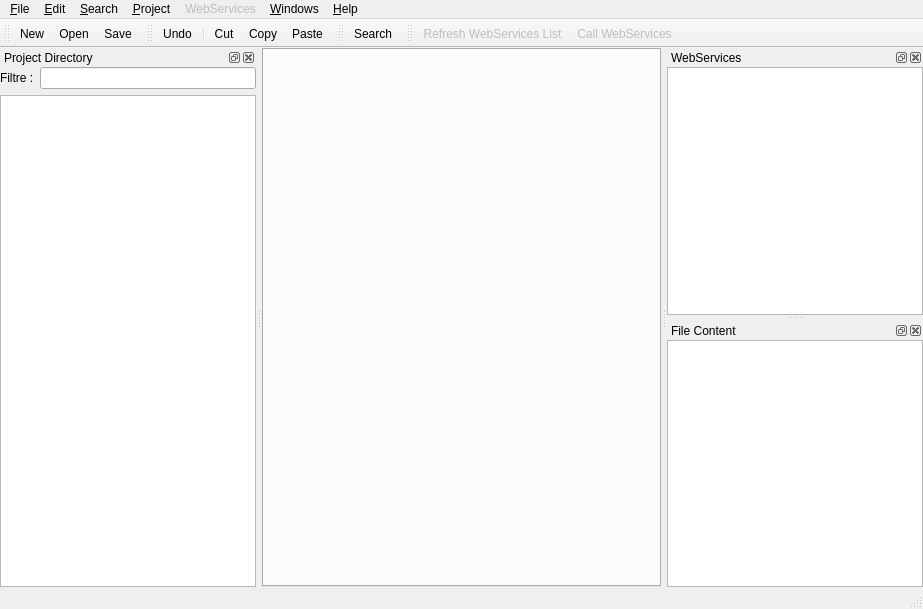
Qt form ui/mainform.ui (phoenix741/xinx) before a commit.
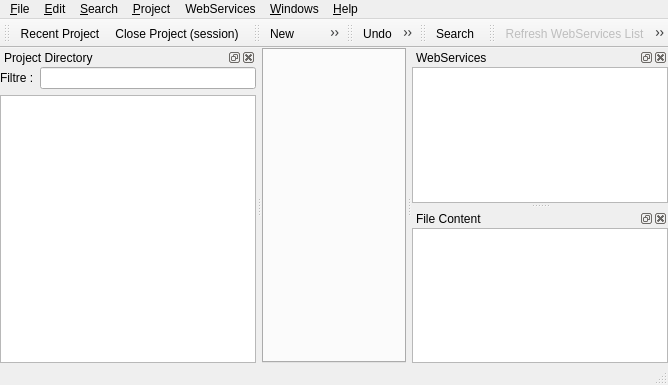
The same form after that commit. Icons and pictures are not drawn. Custom widgets are drawn as their Qt base class.

Commit message: Modifications de l'interface graphique

Diff of the .ui file:
```diff
--- a/ui/mainform.ui
+++ b/ui/mainform.ui
@@ -5,8 +5,8 @@
    <rect>
     <x>0</x>
     <y>0</y>
-    <width>923</width>
-    <height>609</height>
+    <width>668</width>
+    <height>385</height>
    </rect>
   </property>
   <property name="windowTitle" >
@@ -21,7 +21,7 @@
      <number>0</number>
     </property>
     <property name="spacing" >
-     <number>0</number>
+     <number>6</number>
     </property>
     <item row="0" column="0" >
      <widget class="TabEditor" name="m_tabEditors" />
@@ -33,8 +33,8 @@
     <rect>
      <x>0</x>
      <y>0</y>
-     <width>923</width>
-     <height>29</height>
+     <width>668</width>
+     <height>19</height>
     </rect>
    </property>
    <widget class="QMenu" name="m_helpMenu" >
@@ -52,6 +52,36 @@
     <addaction name="m_previousTabAct" />
     <addaction name="separator" />
    </widget>
+   <widget class="QMenu" name="m_webServicesMenu" >
+    <property name="title" >
+     <string>WebServices</string>
+    </property>
+    <addaction name="m_refreshWebServicesListAct" />
+    <addaction name="separator" />
+    <addaction name="m_callWebServicesAct" />
+   </widget>
+   <widget class="QMenu" name="m_projectMenu" >
+    <property name="title" >
+     <string>&amp;Project</string>
+    </property>
+    <widget class="QMenu" name="menu_Close_project_2" >
+     <property name="title" >
+      <string>&amp;Close project</string>
+     </property>
+     <property name="icon" >
+      <iconset resource="../images/application.qrc" >:/fileclose.png</iconset>
+     </property>
+     <addaction name="m_closeProjectSessionAct" />
+     <addaction name="m_closeProjectAct" />
+    </widget>
+    <addaction name="m_newProjectAct" />
+    <addaction name="m_recentProjectAct" />
+    <addaction name="m_saveProjectAct" />
+    <addaction name="menu_Close_project_2" />
+    <addaction name="m_projectPropertyAct" />
+    <addaction name="separator" />
+    <addaction name="m_customApplicationAct" />
+   </widget>
    <widget class="QMenu" name="m_searchMenu" >
     <property name="title" >
      <string>&amp;Search</string>
@@ -62,32 +92,6 @@
     <addaction name="separator" />
     <addaction name="m_replaceAct" />
    </widget>
-   <widget class="QMenu" name="m_fileMenu" >
-    <property name="title" >
-     <string>&amp;File</string>
-    </property>
-    <widget class="QMenu" name="m_recentFileMenu" >
-     <property name="title" >
-      <string>&amp;Recent file</string>
-     </property>
-     <property name="icon" >
-      <iconset resource="../images/application.qrc" >:/fileopen.png</iconset>
-     </property>
-     <addaction name="m_openAct" />
-    </widget>
-    <addaction name="m_newAct" />
-    <addaction name="m_recentFileMenu" />
-    <addaction name="m_saveAct" />
-    <addaction name="m_saveAsAct" />
-    <addaction name="m_saveAllAct" />
-    <addaction name="separator" />
-    <addaction name="m_closeAct" />
-    <addaction name="m_closeAllAct" />
-    <addaction name="separator" />
-    <addaction name="m_printAct" />
-    <addaction name="separator" />
-    <addaction name="m_exitAct" />
-   </widget>
    <widget class="QMenu" name="m_editMenu" >
     <property name="title" >
      <string>&amp;Edit</string>
@@ -114,45 +118,14 @@
     <addaction name="m_uncommentLineAct" />
     <addaction name="m_completeAct" />
    </widget>
-   <widget class="QMenu" name="m_webServicesMenu" >
-    <property name="enabled" >
-     <bool>false</bool>
-    </property>
+   <widget class="QMenu" name="m_fileMenu" >
     <property name="title" >
-     <string>WebServices</string>
+     <string>&amp;File</string>
     </property>
     <addaction name="m_refreshWebServicesListAct" />
     <addaction name="separator" />
-    <addaction name="m_callWebServicesAct" />
-   </widget>
-   <widget class="QMenu" name="m_projectMenu" >
-    <property name="title" >
-     <string>&amp;Project</string>
-    </property>
-    <widget class="QMenu" name="menu_Close_project_2" >
-     <property name="title" >
-      <string>&amp;Close project</string>
-     </property>
-     <property name="icon" >
-      <iconset resource="../images/application.qrc" >:/fileclose.png</iconset>
-     </property>
-     <addaction name="m_closeProjectSessionAct" />
-     <addaction name="m_closeProjectAct" />
-    </widget>
-    <widget class="QMenu" name="m_recentProjectMenu" >
-     <property name="title" >
-      <string>&amp;Recent project</string>
-     </property>
-     <property name="icon" >
-      <iconset resource="../images/application.qrc" >:/project_open.png</iconset>
-     </property>
-     <addaction name="m_openProjectAct" />
-    </widget>
-    <addaction name="m_newProjectAct" />
-    <addaction name="m_recentProjectMenu" />
-    <addaction name="m_saveProjectAct" />
-    <addaction name="menu_Close_project_2" />
-    <addaction name="m_projectPropertyAct" />
+    <addaction name="m_closeAct" />
+    <addaction name="m_closeAllAct" />
     <addaction name="separator" />
     <addaction name="m_customApplicationAct" />
    </widget>
@@ -165,6 +138,16 @@
    <addaction name="m_helpMenu" />
   </widget>
   <widget class="QStatusBar" name="statusbar" />
+  <widget class="QToolBar" name="m_projectToolBar" >
+   <property name="orientation" >
+    <enum>Qt::Horizontal</enum>
+   </property>
+   <attribute name="toolBarArea" >
+    <number>4</number>
+   </attribute>
+   <addaction name="m_recentProjectAct" />
+   <addaction name="m_closeProjectSessionAct" />
+  </widget>
   <widget class="QToolBar" name="m_fileToolBar" >
    <property name="windowTitle" >
     <string>File Tool Bar</string>
@@ -176,8 +159,11 @@
     <number>4</number>
    </attribute>
    <addaction name="m_newAct" />
-   <addaction name="m_openAct" />
+   <addaction name="m_recentFileAct" />
    <addaction name="m_saveAct" />
+   <addaction name="m_saveAllAct" />
+   <addaction name="separator" />
+   <addaction name="m_printAct" />
   </widget>
   <widget class="QToolBar" name="m_editToolBar" >
    <property name="windowTitle" >
@@ -194,6 +180,12 @@
    <addaction name="m_cutAct" />
    <addaction name="m_copyAct" />
    <addaction name="m_pasteAct" />
+   <addaction name="separator" />
+   <addaction name="m_moveUpLineAct" />
+   <addaction name="m_moveDownLineAct" />
+   <addaction name="separator" />
+   <addaction name="m_lowerTextAct" />
+   <addaction name="m_upperTextAct" />
   </widget>
   <widget class="QToolBar" name="m_searchToolBar" >
    <property name="windowTitle" >
@@ -294,9 +286,6 @@
    </widget>
   </widget>
   <widget class="QToolBar" name="m_webServicesToolBar" >
-   <property name="enabled" >
-    <bool>false</bool>
-   </property>
    <property name="windowTitle" >
     <string>WebServices Tool Bar</string>
    </property>
@@ -703,6 +692,9 @@
    </property>
   </action>
   <action name="m_refreshWebServicesListAct" >
+   <property name="enabled" >
+    <bool>false</bool>
+   </property>
    <property name="icon" >
     <iconset resource="../images/application.qrc" >:/reload.png</iconset>
    </property>
@@ -711,6 +703,9 @@
    </property>
   </action>
   <action name="m_callWebServicesAct" >
+   <property name="enabled" >
+    <bool>false</bool>
+   </property>
    <property name="icon" >
     <iconset resource="../images/application.qrc" >:/run.png</iconset>
    </property>
@@ -755,6 +750,22 @@
     <string>Close Project (session)</string>
    </property>
   </action>
+  <action name="m_recentProjectAct" >
+   <property name="icon" >
+    <iconset resource="../images/application.qrc" >:/project_open.png</iconset>
+   </property>
+   <property name="text" >
+    <string>&amp;Recent Project</string>
+   </property>
+  </action>
+  <action name="m_recentFileAct" >
+   <property name="icon" >
+    <iconset resource="../images/application.qrc" >:/fileopen.png</iconset>
+   </property>
+   <property name="text" >
+    <string>&amp;Recent file</string>
+   </property>
+  </action>
  </widget>
  <customwidgets>
   <customwidget>
```
Left out of the diff: 13 changed lines with no effect on the pictures. The commit also changes 5 other files.
